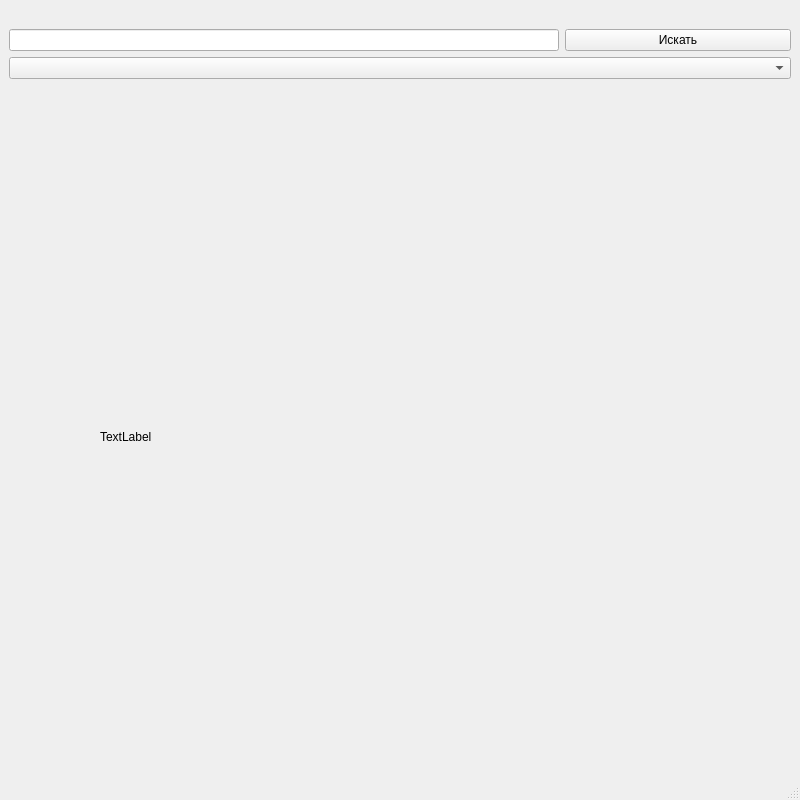
First picture: the form in main.ui, repository mc-lay/difficult_map_app, before the edit.
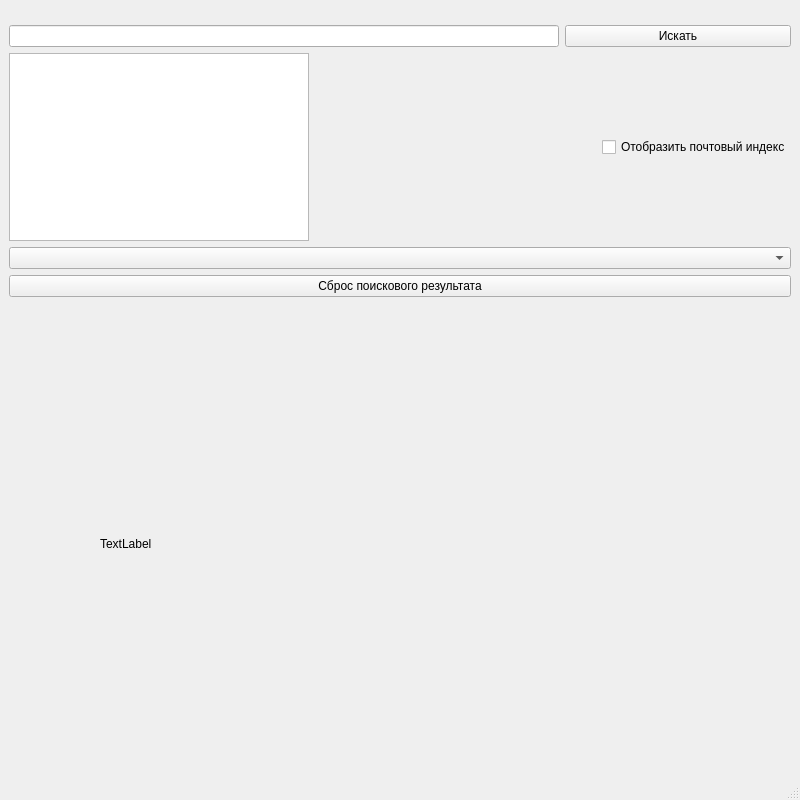
Second picture: the form after the edit.

```diff
--- a/main.ui
+++ b/main.ui
@@ -19,7 +19,7 @@
   <property name="maximumSize">
    <size>
     <width>800</width>
-    <height>800</height>
+    <height>1000</height>
    </size>
   </property>
   <property name="windowTitle">
@@ -29,7 +29,7 @@
    <layout class="QGridLayout" name="gridLayout_2">
     <item row="0" column="0">
      <layout class="QGridLayout" name="gridLayout">
-      <item row="3" column="0" colspan="2">
+      <item row="5" column="0" colspan="2">
        <spacer name="verticalSpacer">
         <property name="orientation">
          <enum>Qt::Vertical</enum>
@@ -45,6 +45,22 @@
         </property>
        </spacer>
       </item>
+      <item row="1" column="0">
+       <widget class="QLineEdit" name="find_obj">
+        <property name="minimumSize">
+         <size>
+          <width>200</width>
+          <height>0</height>
+         </size>
+        </property>
+        <property name="maximumSize">
+         <size>
+          <width>550</width>
+          <height>25</height>
+         </size>
+        </property>
+       </widget>
+      </item>
       <item row="0" column="0" colspan="2">
        <spacer name="verticalSpacer_2">
         <property name="orientation">
@@ -61,7 +77,41 @@
         </property>
        </spacer>
       </item>
-      <item row="4" column="0" colspan="2" alignment="Qt::AlignHCenter">
+      <item row="2" column="0" colspan="2">
+       <widget class="QTextBrowser" name="textBrowser">
+        <property name="maximumSize">
+         <size>
+          <width>300</width>
+          <height>16777215</height>
+         </size>
+        </property>
+       </widget>
+      </item>
+      <item row="2" column="2">
+       <widget class="QCheckBox" name="checkBox">
+        <property name="text">
+         <string>Отобразить почтовый индекс</string>
+        </property>
+       </widget>
+      </item>
+      <item row="3" column="0" colspan="3">
+       <widget class="QComboBox" name="comboBox"/>
+      </item>
+      <item row="4" column="0" colspan="3">
+       <widget class="QPushButton" name="clear_btn">
+        <property name="text">
+         <string>Сброс поискового результата</string>
+        </property>
+       </widget>
+      </item>
+      <item row="1" column="1" colspan="2">
+       <widget class="QPushButton" name="search_btn">
+        <property name="text">
+         <string>Искать</string>
+        </property>
+       </widget>
+      </item>
+      <item row="6" column="0" colspan="3" alignment="Qt::AlignHCenter">
        <widget class="QLabel" name="label">
         <property name="minimumSize">
          <size>
@@ -83,32 +133,6 @@
         </property>
        </widget>
       </item>
-      <item row="2" column="0" colspan="2">
-       <widget class="QComboBox" name="comboBox"/>
-      </item>
-      <item row="1" column="0">
-       <widget class="QLineEdit" name="find_obj">
-        <property name="minimumSize">
-         <size>
-          <width>200</width>
-          <height>0</height>
-         </size>
-        </property>
-        <property name="maximumSize">
-         <size>
-          <width>550</width>
-          <height>25</height>
-         </size>
-        </property>
-       </widget>
-      </item>
-      <item row="1" column="1">
-       <widget class="QPushButton" name="seatch_btn">
-        <property name="text">
-         <string>Искать</string>
-        </property>
-       </widget>
-      </item>
      </layout>
     </item>
    </layout>
```
